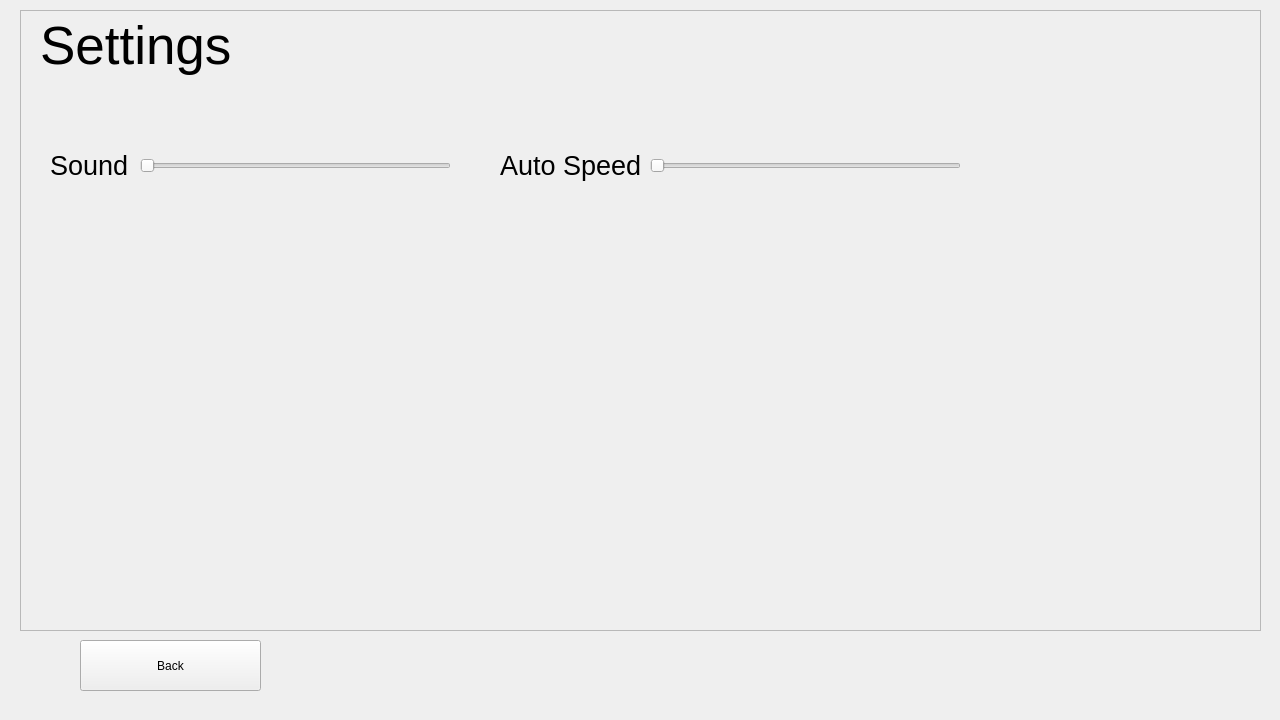
The window that gamesettings.ui (Kirillo001/TheNovelProject) describes before a commit, drawn with Qt 5.
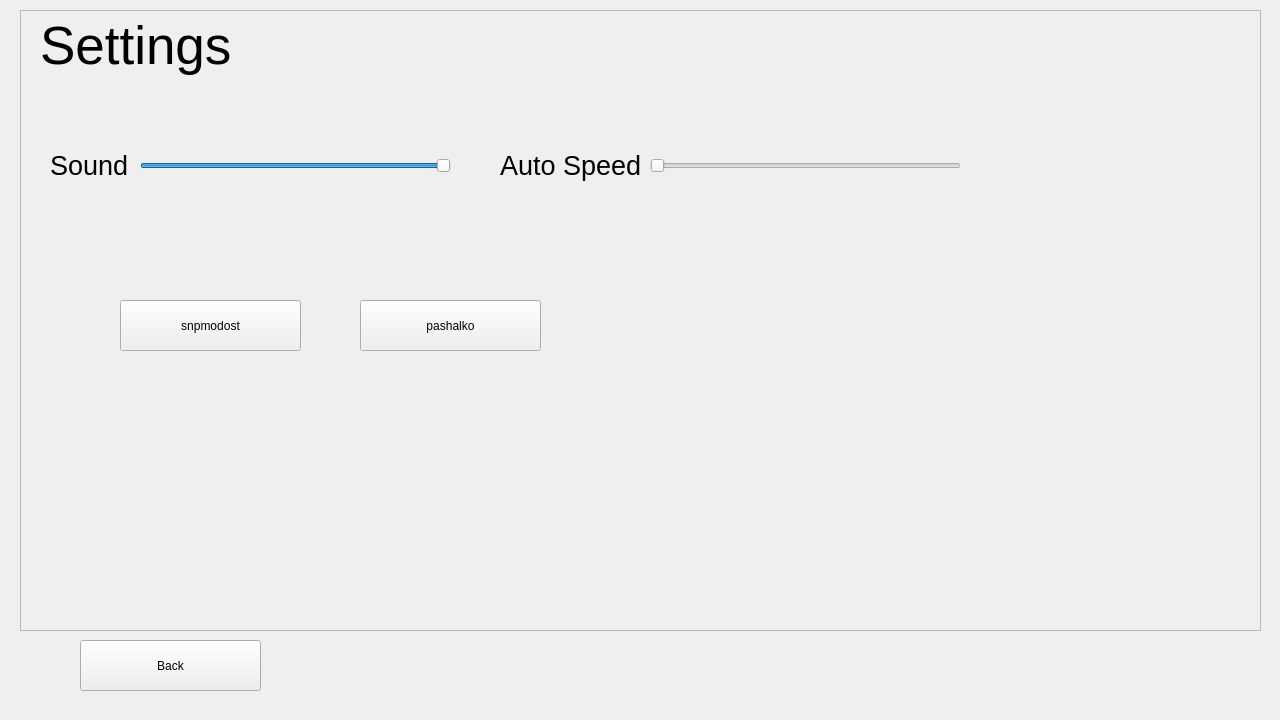
The same window after the commit.

Patch:
```diff
--- a/gamesettings.ui
+++ b/gamesettings.ui
@@ -72,6 +72,9 @@
       <height>31</height>
      </rect>
     </property>
+    <property name="value">
+     <number>99</number>
+    </property>
     <property name="orientation">
      <enum>Qt::Horizontal</enum>
     </property>
@@ -127,6 +130,32 @@
      <enum>Qt::Horizontal</enum>
     </property>
    </widget>
+   <widget class="QPushButton" name="pushButton_4">
+    <property name="geometry">
+     <rect>
+      <x>100</x>
+      <y>290</y>
+      <width>181</width>
+      <height>51</height>
+     </rect>
+    </property>
+    <property name="text">
+     <string>snpmodost</string>
+    </property>
+   </widget>
+   <widget class="QPushButton" name="pushButton_5">
+    <property name="geometry">
+     <rect>
+      <x>340</x>
+      <y>290</y>
+      <width>181</width>
+      <height>51</height>
+     </rect>
+    </property>
+    <property name="text">
+     <string>pashalko</string>
+    </property>
+   </widget>
   </widget>
  </widget>
  <resources/>
```
